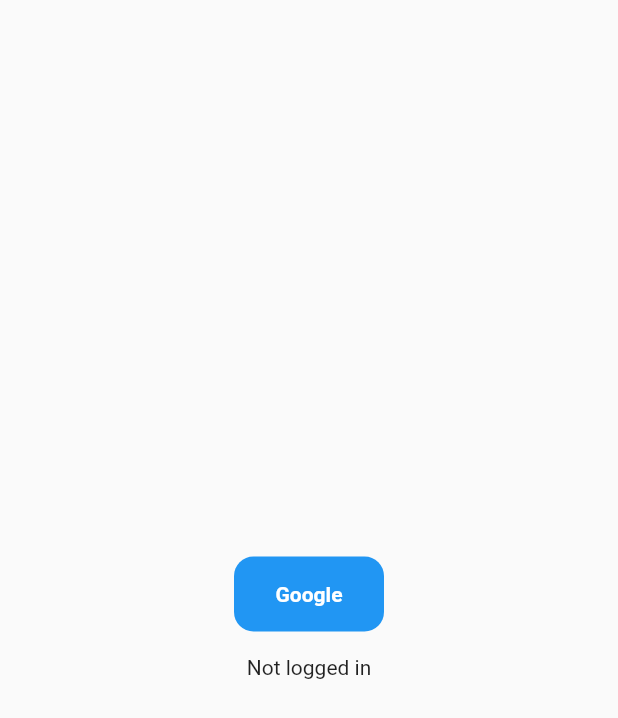
After one commit to LaserOnline/flutter_getx_mvvm_tutorial, a Flutter app: the PageFirebases screen opened by its route, on a phone screen of 412 x 824 dp. The commit adds this screen. Shown: the top 718 px of the screen. Run offline on Flutter 3.47's test engine with Material 2 defaults, Android fonts, the phone set to English and light mode, and no system bars; our stand-ins replace firebase_auth, firebase_core, get, google_sign_in; accounts and stored records are empty.

Commit message:
Update Firebase Login

```diff
--- /dev/null
+++ b/lib/Model/function/__function.dart
@@ -0,0 +1 @@
+import 'package:flutter/material.dart';
--- a/lib/Model/routes/RoutesPage.dart
+++ b/lib/Model/routes/RoutesPage.dart
@@ -2,10 +2,16 @@
 import 'package:flutter/material.dart';
 import '../../View/PageHome.dart';
 import '../../View/PageUser.dart';
+import '../../View/PageFirebases.dart';
+import '../../View/PageTextField.dart';
+import '../../View/PageSwichListTile.dart';
 
 class Routes {
   static const String home = "/home";
   static const String user = "/user";
+  static const String firebase = "/firebase";
+  static const String textfield = "/textfield";
+  static const String swichlisttile = "/swichlisttile";
   static final routes = [
     GetPage(
       name: home,
@@ -15,5 +21,17 @@
       name: user,
       page: () => PageUser(),
     ),
+    GetPage(
+      name: firebase,
+      page: () => PageFirebases(),
+    ),
+    GetPage(
+      name: textfield,
+      page: () => PageTextField(),
+    ),
+    GetPage(
+      name: swichlisttile,
+      page: () => PageSwichListTile(),
+    ),
   ];
 }
--- /dev/null
+++ b/lib/View/PageFirebases.dart
@@ -0,0 +1,89 @@
+import 'package:flutter/src/foundation/key.dart';
+import 'package:flutter/src/widgets/framework.dart';
+import 'package:flutter/material.dart';
+import 'package:get/get_rx/src/rx_types/rx_types.dart';
+import 'package:google_sign_in/google_sign_in.dart';
+import 'package:firebase_auth/firebase_auth.dart';
+
+class PageFirebases extends StatefulWidget {
+  @override
+  State<PageFirebases> createState() => _PageFirebasesState();
+}
+
+class _PageFirebasesState extends State<PageFirebases> {
+  var login_google = new APIGoogleSignln();
+  @override
+  void initState() {
+    super.initState();
+    login_google.googleAccount.listen((account) {
+      setState(() {});
+    });
+  }
+
+  @override
+  Widget build(BuildContext context) {
+    return Scaffold(
+      body: Center(
+        child: Column(
+          mainAxisAlignment: MainAxisAlignment.center,
+          children: [
+            InkWell(
+              child: Container(
+                height: 50,
+                width: 100,
+                decoration: BoxDecoration(
+                  borderRadius: BorderRadius.circular(13),
+                  color: Colors.blue,
+                ),
+                child: const Center(
+                  child: Text(
+                    "Google",
+                    style: TextStyle(
+                      fontWeight: FontWeight.bold,
+                      color: Colors.white,
+                    ),
+                  ),
+                ),
+              ),
+              onTap: () {
+                login_google.login();
+              },
+            ),
+            const SizedBox(height: 16),
+            StreamBuilder<GoogleSignInAccount?>(
+              stream: login_google.googleAccount.stream,
+              builder: (context, snapshot) {
+                if (!snapshot.hasData || snapshot.data == null) {
+                  return const Text('Not logged in');
+                }
+                final account = snapshot.data!;
+                return Column(
+                  children: [
+                    Image.network(account.photoUrl ?? ''),
+                    const SizedBox(height: 8),
+                    Text(account.email),
+                    const SizedBox(height: 8),
+                    Text(account.displayName ?? ''),
+                  ],
+                );
+              },
+            ),
+          ],
+        ),
+      ),
+    );
+  }
+}
+
+class APIGoogleSignln {
+  var _googleSignin = GoogleSignIn();
+  var googleAccount = Rx<GoogleSignInAccount?>(null);
+
+  login() async {
+    googleAccount.value = await _googleSignin.signIn();
+  }
+
+  logout() async {
+    googleAccount.value = await _googleSignin.signOut();
+  }
+}
--- a/lib/ViewModel/UserViewModel.dart
+++ b/lib/ViewModel/UserViewModel.dart
@@ -12,7 +12,7 @@
 
   void fetchUsers() async {
     await Future.delayed(
-      Duration(seconds: 3),
+      Duration(seconds: 5),
     );
     var userList = [
       User(name: 'John', email: 'john@gmail.com'),
--- a/lib/main.dart
+++ b/lib/main.dart
@@ -1,8 +1,11 @@
 import 'package:flutter/material.dart';
 import 'package:get/get.dart';
+import 'package:firebase_core/firebase_core.dart';
 import './Model/routes/RoutesPage.dart';
 
-void main() {
+void main() async {
+  WidgetsFlutterBinding.ensureInitialized();
+  await Firebase.initializeApp();
   runApp(const MyApp());
 }
 
--- a/pubspec.yaml
+++ b/pubspec.yaml
@@ -34,6 +34,10 @@
   # Use with the CupertinoIcons class for iOS style icons.
   cupertino_icons: ^1.0.2
   get: ^4.6.5
+  fluttertoast: ^8.2.1
+  firebase_core: ^2.8.0
+  firebase_auth: ^4.3.0
+  google_sign_in: ^6.0.2
 
 dev_dependencies:
   flutter_test:
```
Also changed, not shown: lib/Model/routes/PageAll.dart (deleted, +0 -12 lines), lib/View/PageHome.dart (+8 -15 lines), lib/View/PageSwichListTile.dart (added, +42 -0 lines), lib/View/PageTextField.dart (added, +80 -0 lines), lib/View/PageUser.dart (+13 -5 lines), lib/ViewModel/SwitchViewModel.dart (added, +13 -0 lines), lib/ViewModel/TextFieldModel.dart (added, +36 -0 lines), lib/Widget/Appbar.dart (+22 -0 lines), lib/Widget/Toast/Toast.dart (added, +61 -0 lines), lib/Widget/textfield/WidgetTextField.dart (added, +89 -0 lines), pubspec.lock, 4 other files.
